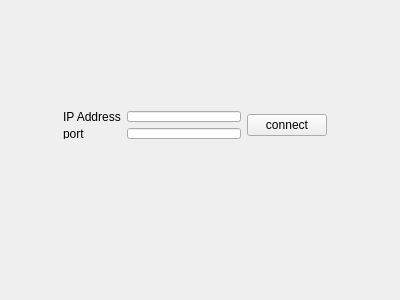
First picture: the form in mainwidget.ui, repository Misng/tcpClient, before the edit.
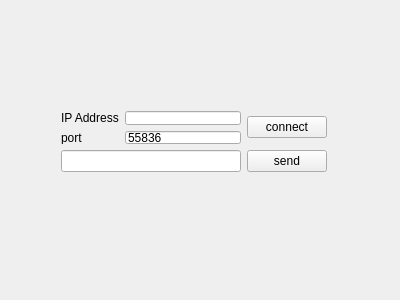
Second picture: the form after the edit.

The edit to the form file:
```diff
--- a/mainwidget.ui
+++ b/mainwidget.ui
@@ -16,12 +16,14 @@
   <widget class="QWidget" name="">
    <property name="geometry">
     <rect>
-     <x>52</x>
+     <x>50</x>
      <y>100</y>
-     <width>286</width>
-     <height>50</height>
+     <width>288</width>
+     <height>83</height>
     </rect>
    </property>
+   <layout class="QVBoxLayout" name="verticalLayout_3">
+    <item>
    <layout class="QHBoxLayout" name="horizontalLayout">
     <item>
      <layout class="QVBoxLayout" name="verticalLayout">
@@ -47,7 +49,11 @@
        <widget class="QLineEdit" name="ip_lineEdit"/>
       </item>
       <item>
-       <widget class="QLineEdit" name="port_lineEdit"/>
+         <widget class="QLineEdit" name="port_lineEdit">
+          <property name="text">
+           <string>55836</string>
+          </property>
+         </widget>
       </item>
      </layout>
     </item>
@@ -57,6 +63,22 @@
        <string>connect</string>
       </property>
      </widget>
+      </item>
+     </layout>
+    </item>
+    <item>
+     <layout class="QHBoxLayout" name="horizontalLayout_2">
+      <item>
+       <widget class="QLineEdit" name="send_lineEdit"/>
+      </item>
+      <item>
+       <widget class="QPushButton" name="send_pushButton">
+        <property name="text">
+         <string>send</string>
+        </property>
+       </widget>
+      </item>
+     </layout>
     </item>
    </layout>
   </widget>
```
Lines whose indentation alone changed are shown as unchanged.
